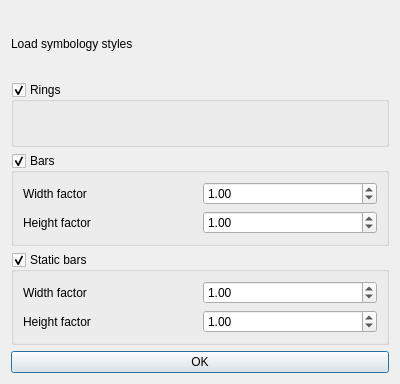
Above: ui/strat_symbology_dialog.ui from jkall/qgis-midvatten-plugin before the change. Below: the same form after it.
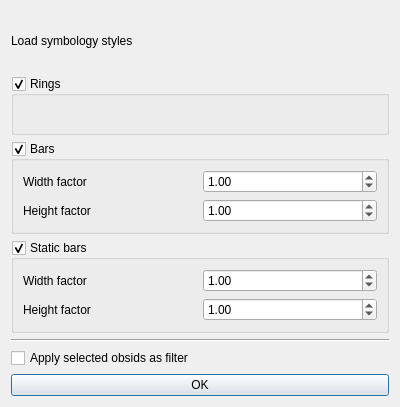
That is the form after the change.

Commit message: Stratigraphy symbology: Added option to filter selected obsids.

The edit to the form file:
```diff
--- a/ui/strat_symbology_dialog.ui
+++ b/ui/strat_symbology_dialog.ui
@@ -7,7 +7,7 @@
     <x>0</x>
     <y>0</y>
     <width>400</width>
-    <height>384</height>
+    <height>407</height>
    </rect>
   </property>
   <property name="windowTitle">
@@ -123,6 +123,20 @@
      </layout>
     </widget>
    </item>
+   <item>
+    <widget class="Line" name="line">
+     <property name="orientation">
+      <enum>Qt::Horizontal</enum>
+     </property>
+    </widget>
+   </item>
+   <item>
+    <widget class="QCheckBox" name="apply_obsid_filter">
+     <property name="text">
+      <string>Apply selected obsids as filter</string>
+     </property>
+    </widget>
+   </item>
    <item>
     <widget class="QPushButton" name="ok_button">
      <property name="text">
```
The commit also changes 2 other files.
